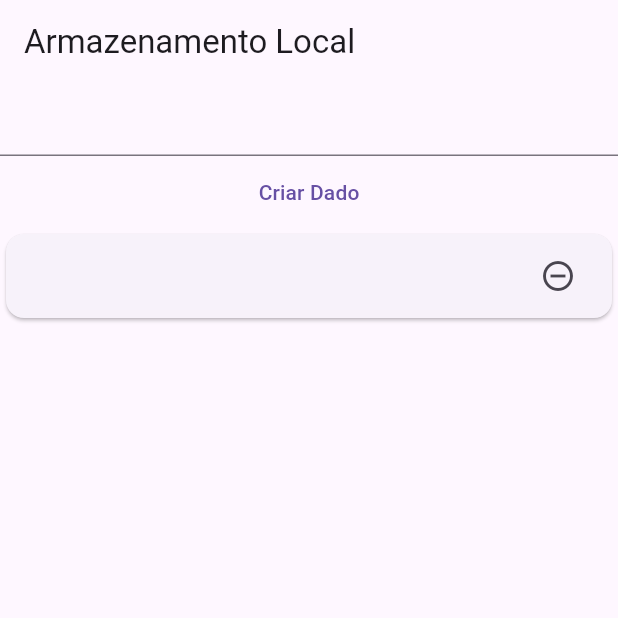
After one commit to Emilysx/PPDM-FLUTTER, a Flutter app: the TelaLocal screen opened directly, after a tap on "Criar Dado", on a phone screen of 412 x 824 dp, the top half of it. The commit adds this screen. Run offline on Flutter 3.47's test engine with Material 3 defaults, Android fonts, the phone set to English and light mode, and no system bars; our stand-ins replace shared_preferences; accounts and stored records are empty; network calls fail.

Commit message:
Banco Interno no App Tarefas - 24/04/2026

```diff
--- a/app_tarefas/lib/navigation/navigation.navbar.dart
+++ b/app_tarefas/lib/navigation/navigation.navbar.dart
@@ -2,6 +2,7 @@ import 'package:app_tarefas/screens/tela_delete.dart';
 import 'package:app_tarefas/screens/tela_get.dart';
 import 'package:app_tarefas/screens/tela_post.dart';
 import 'package:app_tarefas/screens/tela_put.dart';
+import 'package:app_tarefas/screens/tela_local.dart';
 import 'package:flutter/material.dart';
 
 class NavBar extends StatefulWidget {
@@ -19,7 +20,8 @@ class _NavbarState extends State<NavBar> {
     TelaGet(),
     TelaDelete(),
     TelaPost(),
-    TelaPut()
+    TelaPut(),
+    TelaLocal()
   ];
 
   void mudarIndex(int novoIndex){    // função para mudar a tela
@@ -40,6 +42,7 @@ class _NavbarState extends State<NavBar> {
         BottomNavigationBarItem(icon: Icon(Icons.delete_forever_rounded), label: "Delete"),
         BottomNavigationBarItem(icon: Icon(Icons.post_add_rounded), label: "Post"),
         BottomNavigationBarItem(icon: Icon(Icons.edit), label: "Put"),
+        BottomNavigationBarItem(icon: Icon(Icons.local_activity), label: "Local"),
       ],
 
       currentIndex: indexAtual,
--- /dev/null
+++ b/app_tarefas/lib/screens/tela_local.dart
@@ -0,0 +1,71 @@
+import 'package:flutter/material.dart';
+import 'package:shared_preferences/shared_preferences.dart';
+
+class TelaLocal extends StatefulWidget {
+  const TelaLocal({super.key});
+
+  @override
+  State<TelaLocal> createState() => _TelaLocalState();
+}
+
+class _TelaLocalState extends State<TelaLocal> {
+  List<String> items = [];
+  TextEditingController valorDigitado = TextEditingController();
+
+  @override
+  void initState(){
+    super.initState();
+    carregarDados();
+  }
+
+  void carregarDados() async{
+    // variavel dados espera ao banco iniciar
+    final dados = await SharedPreferences.getInstance();
+    setState(() {
+      items = dados.getStringList('nomes') ?? []; // ?? = se não estiver nada na gaveta de nome minha lista é vazia
+    });
+  }
+
+  void criarDados() async {
+     final dados = await SharedPreferences.getInstance();
+     setState(() {
+       items.add(valorDigitado.text);
+     });
+     await dados.setStringList('nomes', items);
+     carregarDados();
+  }
+
+  void deletarDados(int index) async {
+    final dados = await SharedPreferences.getInstance();
+    setState(() {
+      items.removeAt(index);
+    });
+    await dados.setStringList('nomes', items);
+    carregarDados();
+  }
+
+
+  @override
+  Widget build(BuildContext context) {
+    return Scaffold(
+      appBar: AppBar(title: Text("Armazenamento Local"),),
+      body: ListView(
+        children: [
+          TextField(controller: valorDigitado),
+          TextButton(onPressed: criarDados, child: Text("Criar Dado")),
+
+          for(final nome in items)
+          Card(
+            child: ListTile(
+              leading: Text(nome),
+              trailing: GestureDetector(
+                onTap: () => deletarDados(items.indexOf(nome)),
+                child: Icon(Icons.remove_circle_outline),
+              ),
+            ),
+          )
+        ],
+      ),
+    );
+  }
+}
--- a/app_tarefas/pubspec.yaml
+++ b/app_tarefas/pubspec.yaml
@@ -35,6 +35,7 @@ dependencies:
   # Use with the CupertinoIcons class for iOS style icons.
   cupertino_icons: ^1.0.8
   http: ^1.6.0
+  shared_preferences: ^2.5.5
 
 dev_dependencies:
   flutter_test:
```
Also changed, not shown: app_tarefas/pubspec.lock.
